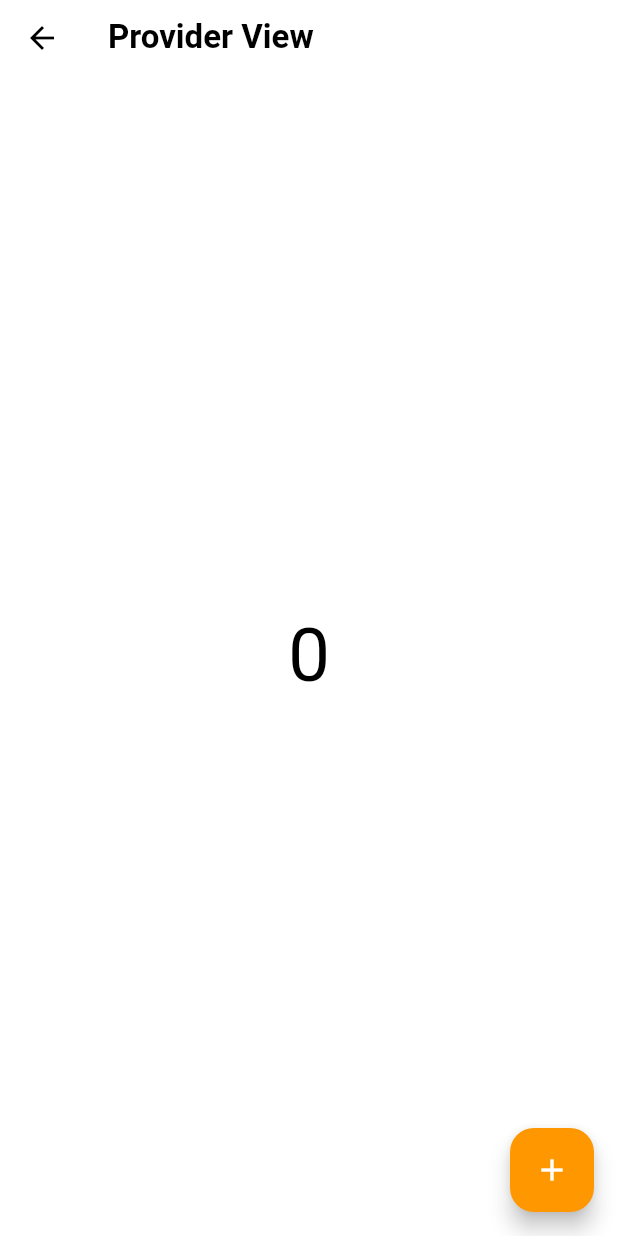
After one commit to RajTechnologiesPvtLtd/flutter-moonlight, a Flutter app: the ExampleView screen opened by its route, scrolled down 178 dp, after a tap on "Provider", on a phone screen of 412 x 824 dp. The commit adds this screen. Run offline on Flutter 3.47's test engine with Material 2 defaults, Android fonts, the phone set to English and light mode, and no system bars; our stand-ins replace connectivity_plus, dio, firebase_remote_config, flutter_local_notifications, google_mobile_ads, share_plus and 3 more; accounts and stored records are empty; network calls fail.

Commit message:
add provider example

```diff
--- a/lib/config/app_routes.dart
+++ b/lib/config/app_routes.dart
@@ -24,6 +24,7 @@ class App extends RouteManager {
   // Auth system
   static const String loginAuth = '${App.name}/login';
   // Examples
+  static const String exampleProvider = '${App.name}/provider';
   static const String exampleAuth = "/auth";
   static const String exampleGridView = "/grid-view";
   static const String exampleLoadLocalImage = "/load-local-image";
@@ -57,6 +58,7 @@ class App extends RouteManager {
     // Auth System
     addRoute(App.loginAuth, (context) => const LoginView());
     // Examples
+    addRoute(App.exampleProvider, (context) => const ProviderView());
     addRoute(App.exampleAuth, (context) => const AuthView());
     addRoute(App.exampleGridView, (context) => const GridViewPage());
     addRoute(
--- /dev/null
+++ b/lib/views/example/provider_view.dart
@@ -0,0 +1,57 @@
+import 'package:flutter/material.dart';
+import 'package:provider/provider.dart';
+
+import '../../widgets/widgets.dart';
+
+class ProviderView extends StatelessWidget {
+  const ProviderView({super.key});
+  @override
+  Widget build(BuildContext context) {
+    return ChangeNotifierProvider(
+      create: (_) => CountProvider(),
+      child: const CountView(),
+    );
+  }
+}
+
+class CountProvider with ChangeNotifier {
+  int _count = 0;
+  int get count => _count;
+
+  void increaseCount() {
+    _count++;
+    notifyListeners();
+  }
+}
+
+class CountView extends StatefulWidget {
+  const CountView({super.key});
+
+  @override
+  State<CountView> createState() => _CountViewState();
+}
+
+class _CountViewState extends State<CountView> {
+  @override
+  Widget build(BuildContext context) {
+    final countProvider = Provider.of<CountProvider>(context, listen: false);
+    debugPrint("build");
+    return Scaffold(
+      appBar: const Navbar(title: "Provider View"),
+      body: Center(
+        child: Consumer<CountProvider>(builder: (context, value, child) {
+          return Text(
+            value.count.toString(),
+            style: const TextStyle(fontSize: 50),
+          );
+        }),
+      ),
+      floatingActionButton: FloatingActionButton(
+        onPressed: () {
+          countProvider.increaseCount();
+        },
+        child: const Icon(Icons.add),
+      ),
+    );
+  }
+}
--- a/lib/views/example_view.dart
+++ b/lib/views/example_view.dart
@@ -77,6 +77,10 @@ class ExampleView extends StatelessWidget {
               onTap: () => Nav.toNamed(context, App.exampleInputFields),
             ),
             ListTile(
+              title: const Center(child: Text("Provider")),
+              onTap: () => Nav.toNamed(context, App.exampleProvider),
+            ),
+            ListTile(
               title: const Center(child: Text("Check Internet Connection")),
               onTap: () =>
                   Nav.toNamed(context, App.exampleCheckInternetConnection),
--- a/lib/views/views.dart
+++ b/lib/views/views.dart
@@ -29,3 +29,4 @@ export 'example/paginated_data_table.dart';
 export 'example/autocomplete_fields_example.dart';
 export 'example/sql_crud_view.dart';
 export 'example/firebase_remote_config_view.dart';
+export 'example/provider_view.dart';
--- a/pubspec.yaml
+++ b/pubspec.yaml
@@ -21,6 +21,7 @@ dependencies:
   sqflite: ^2.2.8+4
   url_launcher: ^6.1.11
   youtube_player_flutter: ^8.1.2
+  provider: ^6.0.5
 
 dev_dependencies:
   flutter_test:
```
Also changed, not shown: pubspec.lock, 1 other file.
